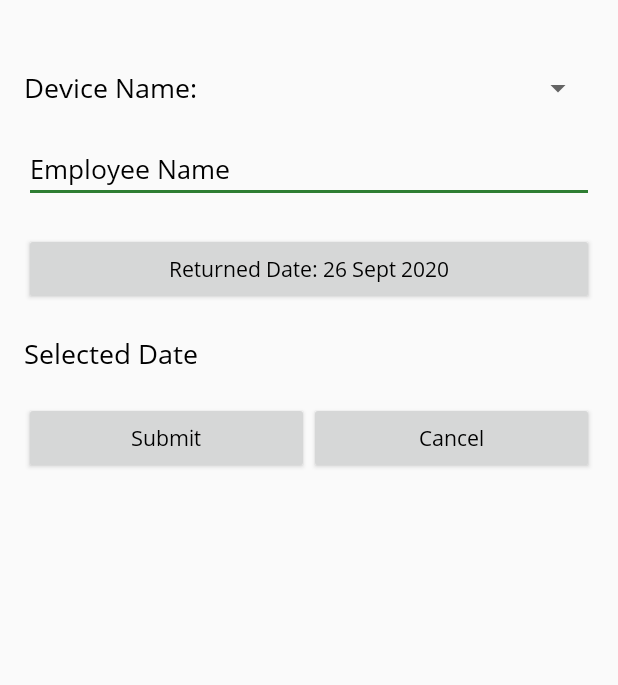
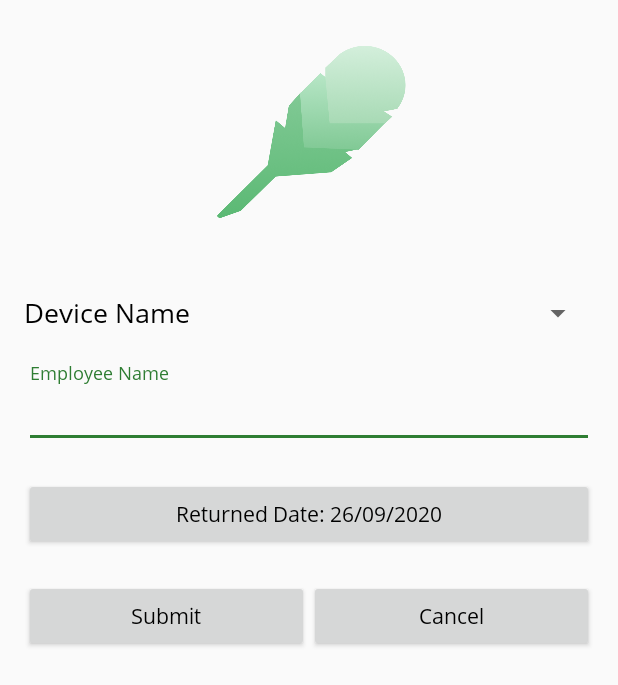
Before and after one commit to maheshtechastr/DeviceInventoryManagementSystem, an Android app: the layout device_allotment_fragment.xml on its own in the app's theme, with its tools: preview values and no code run, on a phone screen of 412 x 824 dp. Shown: the top 685 px of the screen. Run offline under Robolectric (Android 15) with nearby library versions, the phone set to English and light mode, and no system bars.

Commit message:
designed device list, employee list and Allotment list

```diff
--- a/app/src/main/res/layout/device_allotment_fragment.xml
+++ b/app/src/main/res/layout/device_allotment_fragment.xml
@@ -5,6 +5,9 @@
 
     <data>
 
+        <variable
+            name="viewmodel"
+            type="com.mpg.nagarro.deviceinventorymgmt.ui.inventory.DeviceAllotmentViewModel" />
     </data>
 
     <ScrollView
@@ -13,48 +16,61 @@
 
         <androidx.constraintlayout.widget.ConstraintLayout
             android:layout_width="match_parent"
-            android:padding="@dimen/page_padding"
-            android:layout_height="wrap_content">
+            android:layout_height="wrap_content"
+            android:padding="@dimen/page_padding">
+
+            <androidx.appcompat.widget.AppCompatImageView
+                android:id="@+id/iv_header_img"
+                android:layout_width="match_parent"
+                android:layout_height="150dp"
+                android:src="@drawable/logo_no_fill"
+                app:layout_constraintStart_toStartOf="parent"
+                app:layout_constraintTop_toTopOf="parent" />
 
             <TextView
-                android:id="@+id/device_name_txt_view"
+                android:id="@+id/tv_device_name_label"
                 android:layout_width="0dp"
                 android:layout_height="wrap_content"
                 android:layout_marginTop="30dp"
                 android:ellipsize="end"
-                android:text="Device Name:"
+                android:text="@string/device_name"
                 android:textColor="@android:color/black"
                 android:textSize="18sp"
                 app:layout_constraintEnd_toStartOf="@+id/spinner"
                 app:layout_constraintStart_toStartOf="parent"
-                app:layout_constraintTop_toTopOf="parent" />
+                app:layout_constraintTop_toBottomOf="@id/iv_header_img" />
 
-            <Spinner
+            <androidx.appcompat.widget.AppCompatSpinner
                 android:id="@+id/spinner"
                 android:layout_width="0dp"
                 android:layout_height="wrap_content"
                 android:textColor="@android:color/black"
                 android:textSize="18sp"
-                app:layout_constraintBottom_toBottomOf="@+id/device_name_txt_view"
+                app:layout_constraintBottom_toBottomOf="@+id/tv_device_name_label"
                 app:layout_constraintEnd_toEndOf="parent"
-                app:layout_constraintStart_toEndOf="@+id/device_name_txt_view" />
+                app:layout_constraintStart_toEndOf="@+id/tv_device_name_label" />
+
+            <com.google.android.material.textfield.TextInputLayout
+                android:id="@+id/autoTextViewLayout"
+                android:layout_width="match_parent"
+                android:layout_height="wrap_content"
+                android:layout_marginTop="@dimen/_20dp"
+                app:layout_constraintStart_toStartOf="parent"
+                app:layout_constraintTop_toBottomOf="@+id/tv_device_name_label">
 
 
-            <AutoCompleteTextView
-                android:id="@+id/autoTextView"
-                android:layout_width="match_parent"
-                android:layout_height="wrap_content"
-                android:layout_marginTop="20dp"
-                android:ellipsize="end"
-                android:hint="Employee Name"
-                android:textColor="@android:color/black"
-                android:textColorHint="@android:color/black"
-                android:textSize="17sp"
-                app:layout_constraintStart_toStartOf="parent"
-                app:layout_constraintTop_toBottomOf="@+id/device_name_txt_view" />
+                <AutoCompleteTextView
+                    android:id="@+id/autoTextViewEmployeeName"
+                    android:layout_width="match_parent"
+                    android:layout_height="wrap_content"
+                    android:layout_marginTop="@dimen/_20dp"
+                    android:ellipsize="end"
+                    android:hint="@string/employee_name"
+                    android:singleLine="true" />
+            </com.google.android.material.textfield.TextInputLayout>
 
             <Button
-                android:id="@+id/date_picker_btn"
+                android:id="@+id/btn_date_picker"
                 android:layout_width="match_parent"
                 android:layout_height="wrap_content"
                 android:layout_marginTop="20dp"
@@ -62,57 +78,31 @@
                 android:textAllCaps="false"
                 android:textColor="@android:color/black"
                 app:layout_constraintStart_toStartOf="parent"
-                app:layout_constraintTop_toBottomOf="@+id/autoTextView" />
-
-            <TextView
-                android:id="@+id/selected_date_txt_view"
-                android:layout_width="match_parent"
-                android:layout_height="wrap_content"
-                android:layout_marginTop="20dp"
-                android:ellipsize="end"
-                android:focusable="false"
-                android:text="Selected Date"
-                android:textColor="@android:color/black"
-                android:textSize="18sp"
-                app:layout_constraintBottom_toTopOf="@+id/datePicker"
-                app:layout_constraintTop_toBottomOf="@+id/date_picker_btn" />
-
-
-            <DatePicker
-                android:id="@+id/datePicker"
-                android:layout_width="wrap_content"
-                android:layout_height="wrap_content"
-                android:layout_marginTop="20dp"
-                android:datePickerMode="calendar"
-                android:visibility="gone"
-                app:layout_constraintEnd_toEndOf="parent"
-                app:layout_constraintStart_toStartOf="parent"
-                app:layout_constraintTop_toBottomOf="@+id/selected_date_txt_view" />
-
+                app:layout_constraintTop_toBottomOf="@+id/autoTextViewLayout" />
 
             <Button
-                android:id="@+id/submit_btn"
+                android:id="@+id/btn_submit"
                 android:layout_width="0dp"
                 android:layout_height="wrap_content"
                 android:layout_marginTop="20dp"
-                android:text="Submit"
+                android:text="@string/submit"
                 android:textAllCaps="false"
                 android:textColor="@android:color/black"
-                app:layout_constraintEnd_toStartOf="@+id/cancel_btn"
+                app:layout_constraintEnd_toStartOf="@+id/btn_cancel"
                 app:layout_constraintStart_toStartOf="parent"
-                app:layout_constraintTop_toBottomOf="@+id/datePicker" />
+                app:layout_constraintTop_toBottomOf="@+id/btn_date_picker" />
 
             <Button
-                android:id="@+id/cancel_btn"
+                android:id="@+id/btn_cancel"
                 android:layout_width="0dp"
                 android:layout_height="wrap_content"
-                android:text="Cancel"
+                android:text="@string/cancel"
                 android:textAllCaps="false"
                 android:textColor="@android:color/black"
-                app:layout_constraintBaseline_toBaselineOf="@+id/submit_btn"
+                app:layout_constraintBaseline_toBaselineOf="@+id/btn_submit"
                 app:layout_constraintEnd_toEndOf="parent"
-                app:layout_constraintStart_toEndOf="@+id/submit_btn"
-                app:layout_constraintTop_toBottomOf="@+id/datePicker" />
+                app:layout_constraintStart_toEndOf="@+id/btn_submit"
+                app:layout_constraintTop_toBottomOf="@+id/btn_date_picker" />
         </androidx.constraintlayout.widget.ConstraintLayout>
     </ScrollView>
 </layout>
--- a/app/src/main/res/values/strings.xml
+++ b/app/src/main/res/values/strings.xml
@@ -2,13 +2,14 @@
     <string name="app_name">DeviceInventoryMgmt</string>
     <string name="device_name">Device Name</string>
     <string name="device_status">Device Status: AVAILABLE</string>
-    <string name="device_date">Returned Date: 26 Sept 2020</string>
+    <string name="device_date">Returned Date: 26/09/2020</string>
     <string name="employee_name">Employee Name</string>
     <string name="assign">Assign</string>
     <string name="device_count">Device Inventory</string>
     <string name="email">Abc@xyz.com</string>
     <string name="add_device">ADD</string>
     <string name="cancel">Cancel</string>
+    <string name="submit">Submit</string>
 
     <string name="device_list">Device List</string>
     <string name="employee_list">Employee List</string>
```
Also changed, not shown: app/src/main/java/com/mpg/nagarro/deviceinventorymgmt/ui/inventory/DeviceAllotmentFragment.kt (+65 -69 lines), app/src/main/java/com/mpg/nagarro/deviceinventorymgmt/ui/inventory/DeviceAllotmentViewModel.kt (+19 -1 lines).
